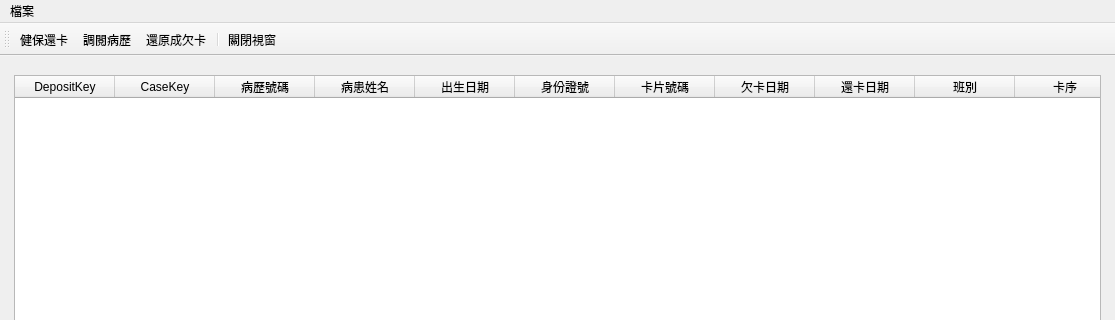
Above: ui/return_card.ui from picacat/pyMedical before the change; both pictures show x 0 to 1115 and y 0 to 320 of the 1115 by 865 pixel window. Below: the same form after it.
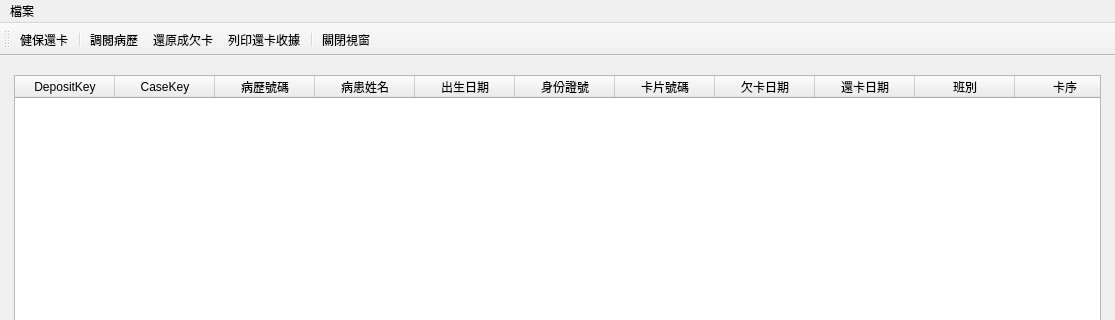
That is the form after the change. Icons and pictures are not drawn.

The edit to the form file:
```diff
--- a/ui/return_card.ui
+++ b/ui/return_card.ui
@@ -138,8 +138,10 @@
     <bool>false</bool>
    </attribute>
    <addaction name="action_return_card"/>
+   <addaction name="separator"/>
    <addaction name="action_open_medical_record"/>
    <addaction name="action_undo"/>
+   <addaction name="action_print_registration_form"/>
    <addaction name="separator"/>
    <addaction name="action_close"/>
   </widget>
@@ -198,6 +200,18 @@
     <string>還原成欠卡</string>
    </property>
   </action>
+  <action name="action_print_registration_form">
+   <property name="icon">
+    <iconset>
+     <normaloff>../icons/document-print.svg</normaloff>../icons/document-print.svg</iconset>
+   </property>
+   <property name="text">
+    <string>列印還卡收據</string>
+   </property>
+   <property name="toolTip">
+    <string>列印還卡收據</string>
+   </property>
+  </action>
  </widget>
  <resources/>
  <connections/>
```
Left out of the diff: 3 changed lines with no effect on the pictures.
